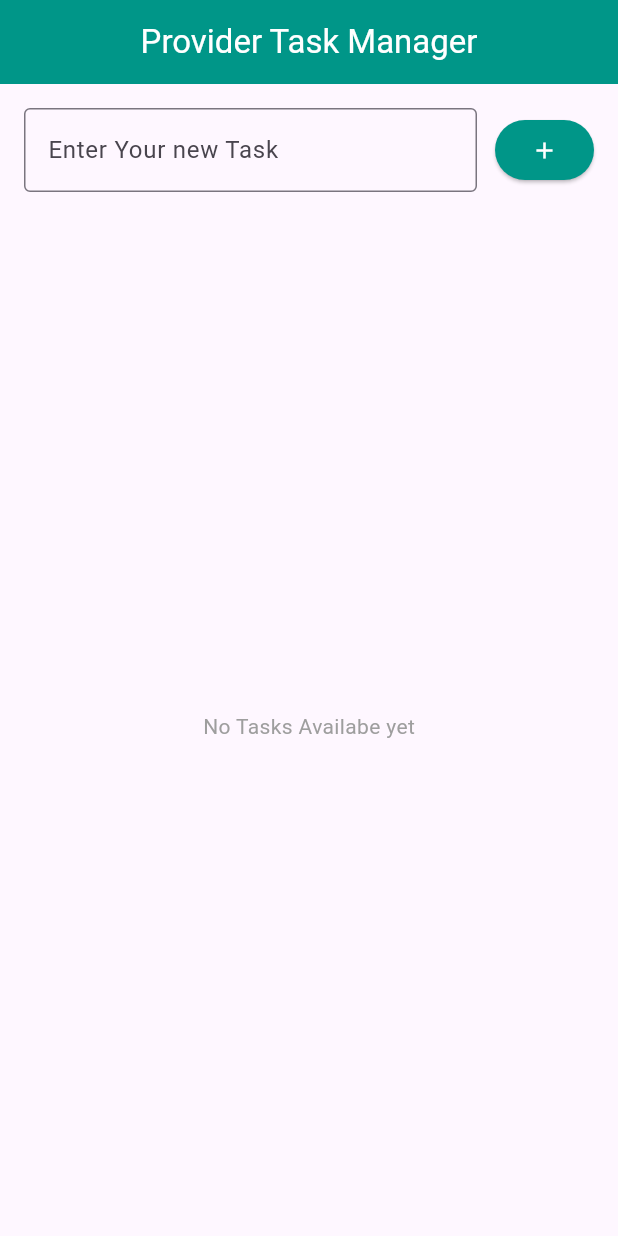
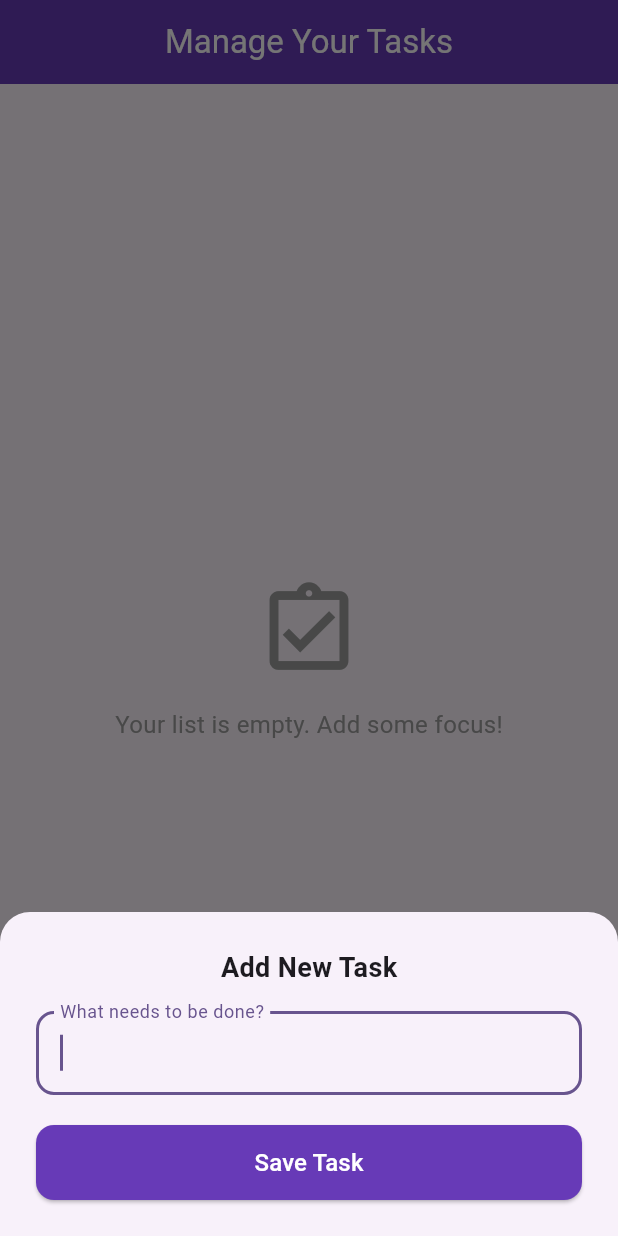
Before and after one commit to AhmedMahmoud2024/provider_todo_list, a Flutter app: the screen it shows after launch, after a tap on the "add" icon, on a phone screen of 412 x 824 dp. Run offline on Flutter 3.47's test engine with Material 3 defaults, Android fonts, the phone set to English and light mode, and no system bars.

Commit message:
feat:implemented task_list_screen

```diff
--- a/lib/main.dart
+++ b/lib/main.dart
@@ -16,12 +16,12 @@ class MyApp extends StatelessWidget {
     return ChangeNotifierProvider(
         create: (context)=>TaskProvider(),
       child: MaterialApp(
-        title: 'Provider todo list',
+        title: 'Task Manager',
         debugShowCheckedModeBanner: false,
         theme: ThemeData(
           colorScheme: ColorScheme.fromSeed(seedColor: Colors.deepPurple),
         ),
-        home: TodoListScreen()
+        home: TaskListScreen()
       ),
     );
   }
--- a/lib/presentation/screens/task_list_screen.dart
+++ b/lib/presentation/screens/task_list_screen.dart
@@ -3,71 +3,101 @@ import 'package:provider/provider.dart';
 import 'package:provider_todo_list/data/providers/task_provider.dart';
 import 'package:provider_todo_list/presentation/widgets/task_item.dart';
 
-class TodoListScreen extends StatelessWidget {
-  const TodoListScreen({super.key});
+class TaskListScreen extends StatelessWidget {
+  const TaskListScreen({Key? key}) : super(key: key);
 
   @override
   Widget build(BuildContext context) {
-
-   final taskProvider=context.watch<TaskProvider>();
-   final todoList= taskProvider.tasks;
-   final inputController=TextEditingController();
+    // الاستماع الديناميكي للمخزن لإعادة رسم الـ ListView فقط عند حدوث تغيير
+    final taskProvider = context.watch<TaskProvider>();
+    final taskList = taskProvider.tasks;
+    final inputController = TextEditingController();
 
     return Scaffold(
       appBar: AppBar(
-        title: Text('Provider Task Manager'),
+        title: const Text('Manage Your Tasks'),
+        backgroundColor: Colors.deepPurple,
+        foregroundColor: Colors.white,
         centerTitle: true,
         elevation: 0,
-        backgroundColor: Colors.teal,
-        foregroundColor: Colors.white,
       ),
-      body: Column(
+      body: taskList.isEmpty
+          ? const Center(
+              child: Column(
+                mainAxisAlignment: MainAxisAlignment.center,
                 children: [
-      Padding(padding: EdgeInsets.all(16),
-      child: Row(
-        children: [
-          Expanded(
-            child:TextField(
-              controller: inputController,
-              decoration: InputDecoration(
-                hintText: 'Enter Your new Task',
-                border: OutlineInputBorder()
+                  Icon(Icons.assignment_turned_in_outlined, size: 70, color: Colors.grey),
+                  SizedBox(height: 16),
+                  Text(
+                    'Your list is empty. Add some focus!',
+                    style: TextStyle(color: Colors.grey, fontSize: 16),
+                  ),
+                ],
               ),
             )
+          : ListView.builder(
+              padding: const EdgeInsets.all(16),
+              itemCount: taskList.length,
+              itemBuilder: (context, index) {
+                final task = taskList[index];
+                return TaskItem(
+                  task: task,
+                  onToggle: () => taskProvider.toggleTaskStatus(task.id),
+                  onDelete: () => taskProvider.deleteTask(task.id),
+                  onEdit: (newTitle) => taskProvider.updateTaskTitle(task.id, newTitle),
+                );
+              },
             ),
-          const SizedBox(width: 12,),
+      floatingActionButton: FloatingActionButton(
+        backgroundColor: Colors.deepPurple,
+        foregroundColor: Colors.white,
+        child: const Icon(Icons.add),
+        onPressed: () {
+          showModalBottomSheet(
+            context: context,
+            isScrollControlled: true,
+            shape: const RoundedRectangleBorder(
+              borderRadius: BorderRadius.vertical(top: Radius.circular(20)),
+            ),
+            builder: (ctx) => Padding(
+              padding: EdgeInsets.only(
+                bottom: MediaQuery.of(ctx).viewInsets.bottom,
+                top: 24, left: 24, right: 24,
+              ),
+              child: Column(
+                mainAxisSize: MainAxisSize.min,
+                children: [
+                  const Text('Add New Task', style: TextStyle(fontSize: 18, fontWeight: FontWeight.bold)),
+                  const SizedBox(height: 16),
+                  TextField(
+                    controller: inputController,
+                    decoration: const InputDecoration(
+                      labelText: 'What needs to be done?',
+                      border: OutlineInputBorder(borderRadius: BorderRadius.all(Radius.circular(12))),
+                    ),
+                    autofocus: true,
+                  ),
+                  const SizedBox(height: 20),
                   ElevatedButton(
                     style: ElevatedButton.styleFrom(
-              backgroundColor: Colors.teal,
+                      backgroundColor: Colors.deepPurple,
                       foregroundColor: Colors.white,
-             // maximumSize: const Size(60, 54)
+                      minimumSize: const Size(double.infinity, 50),
+                      shape: RoundedRectangleBorder(borderRadius: BorderRadius.circular(12)),
                     ),
-            onPressed: (){
-              if(inputController.text.isNotEmpty){
+                    onPressed: () {
+                      // استدعاء صامت (read) لإصدار الأمر دون إعادة رسم زر الـ FAB نفسه
                       context.read<TaskProvider>().addTask(inputController.text);
-                inputController.clear();
-              }
+                      Navigator.pop(ctx);
                     },
-           child: const Icon(Icons.add)
-           )
+                    child: const Text('Save Task', style: TextStyle(fontSize: 16)),
+                  ),
+                  const SizedBox(height: 24),
                 ],
               ),
             ),
-      Expanded(
-        child:todoList.isEmpty? const Center(child: Text('No Tasks Availabe yet',
-        style: TextStyle(color: Colors.grey),
-        ),)
-        : ListView.builder(
-          itemCount: todoList.length,
-          itemBuilder:(context,index){
-            final todo=todoList[index];
-            return TodoItem(
-              task:todo
           );
-          }
-          )
-        )
-    ],
+        },
       ),
     );
   }
--- a/lib/presentation/widgets/task_item.dart
+++ b/lib/presentation/widgets/task_item.dart
@@ -1,11 +1,11 @@
 import 'package:flutter/material.dart';
 import 'package:provider_todo_list/data/models/task_model.dart';
-class TodoItem extends StatelessWidget{
+class TaskItem extends StatelessWidget{
   final TaskModel task;
   final VoidCallback onDelete;
    final VoidCallback onToggle;
   final Function(String) onEdit;
-  const TodoItem({
+  const TaskItem({
   super.key,
   required this.task,
   required this.onEdit,
```
Lines whose indentation alone changed are shown as unchanged.
